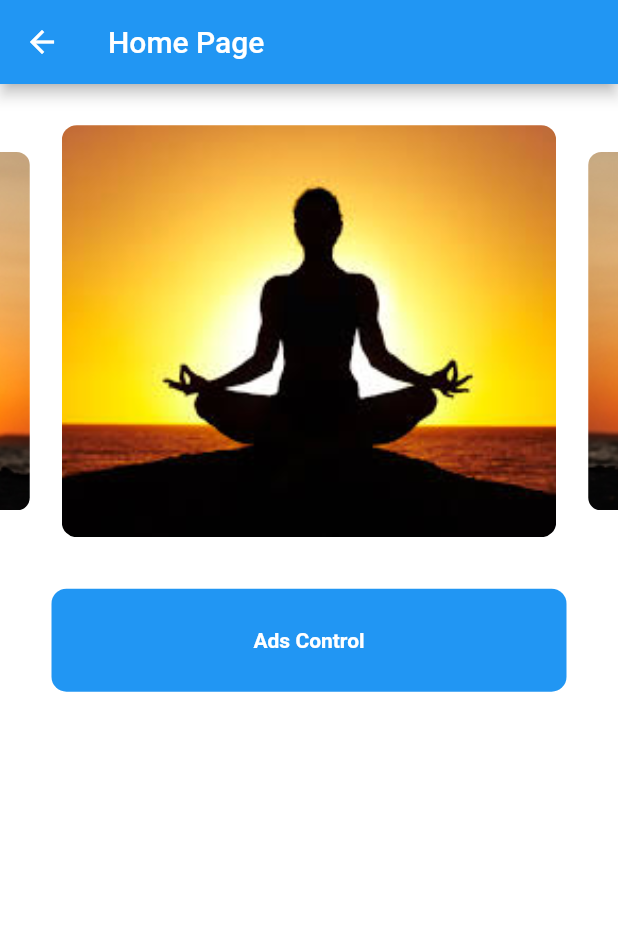
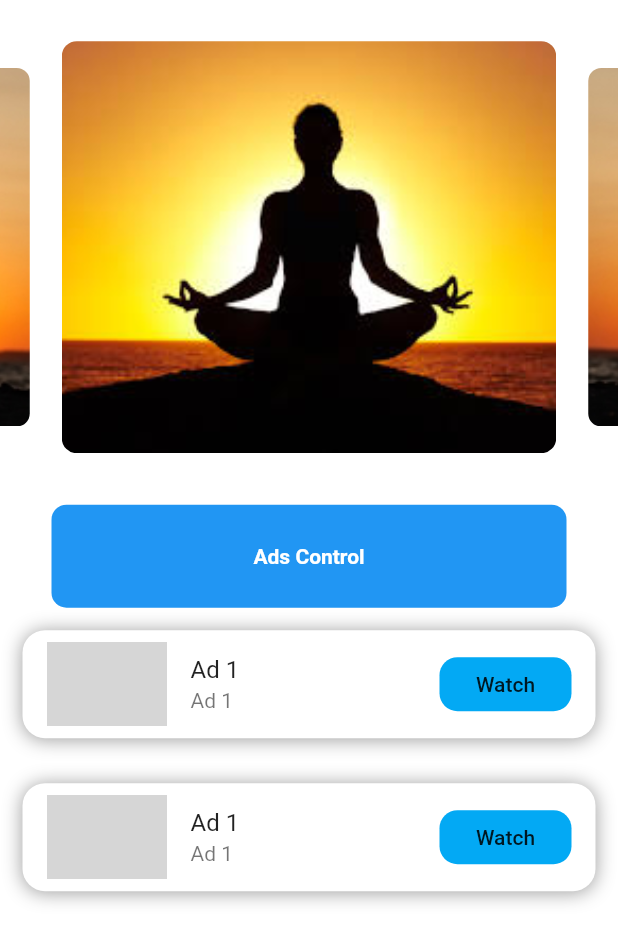
Before and after one commit to hossamghoneim/Etqan_Company, a Flutter app: the HomeScreen screen opened directly, on a phone screen of 412 x 824 dp. Shown: the top 943 px of the screen. Run offline on Flutter 3.47's test engine with Material 2 defaults, Android fonts, the phone set to English and light mode, and no system bars; drawn by our look-alikes of carousel_slider; our stand-ins replace convex_bottom_bar, google_fonts, shared_preferences, splashscreen; accounts and stored records are empty; network calls fail; grey boxes are pictures that could not be loaded.

Commit message:
Ads page

```diff
--- a/application/lib/screens/home_screen.dart
+++ b/application/lib/screens/home_screen.dart
@@ -2,6 +2,7 @@ import 'package:etqan_company/screens/ads_screen.dart';
 import 'package:flutter/cupertino.dart';
 import 'package:flutter/material.dart';
 import 'package:carousel_slider/carousel_slider.dart';
+import 'package:etqan_company/widgets/Ads.dart';
 
 class HomeScreen extends StatefulWidget {
   @override
@@ -12,12 +13,6 @@ class _HomeScreenState extends State<HomeScreen> {
   @override
   Widget build(BuildContext context) {
     return Scaffold(
-      appBar: AppBar(
-        backgroundColor: Colors.blue,
-        title: Text(
-          "Home Page",
-        ),
-      ),
       body: Column(
         children: [
           SizedBox(
@@ -81,6 +76,7 @@ class _HomeScreenState extends State<HomeScreen> {
               ),
             ),
           ),
+          Expanded(child: Ads(length: 2)),
         ],
       ),
     );
--- /dev/null
+++ b/application/lib/widgets/Ads.dart
@@ -0,0 +1,72 @@
+import 'package:flutter/material.dart';
+
+class Ads extends StatelessWidget {
+  Ads({@required this.length});
+
+  final int length;
+
+  @override
+  Widget build(BuildContext context) {
+    return SingleChildScrollView(
+      child: Column(
+        mainAxisAlignment: MainAxisAlignment.center,
+        children: [
+          Container(
+            width: MediaQuery.of(context).size.width,
+            child: ListView.builder(
+              shrinkWrap: true,
+              physics: NeverScrollableScrollPhysics(),
+              scrollDirection: Axis.vertical,
+              itemCount: length,
+              itemBuilder: (context, index) {
+                return Container(
+                  margin: EdgeInsets.all(15),
+                  decoration: BoxDecoration(
+                    borderRadius: BorderRadius.circular(15.0),
+                    color: Colors.white,
+                    boxShadow: [
+                      BoxShadow(
+                        color: Colors.grey,
+                        offset: Offset(0.0, 1.0), //(x,y)
+                        blurRadius: 10.0,
+                      ),
+                    ],
+                  ),
+                  child: ListTile(
+                    // onTap: () {
+                    //Navigator.pushNamed(context, '/post_screen');
+                    //},
+                    shape: RoundedRectangleBorder(
+                      borderRadius: BorderRadius.all(
+                        Radius.circular(12.0),
+                      ),
+                    ),
+                    leading: FadeInImage.assetNetwork(
+                      width: 80,
+                      image: 'assets/click-to-movie-watch-2807704-2370745.png',
+                      placeholder:
+                          'assets/click-to-movie-watch-2807704-2370745.png',
+                      fit: BoxFit.fill,
+                    ),
+                    title: Text("Ad 1"),
+                    subtitle: Text('Ad 1'),
+                    trailing: FlatButton(
+                      child: Text('Watch'),
+                      onPressed: () {},
+                      color: Colors.lightBlue,
+                      shape: RoundedRectangleBorder(
+                        borderRadius: BorderRadius.all(
+                          Radius.circular(12.0),
+                        ),
+                      ),
+                    ),
+                  ),
+                );
+              },
+            ),
+          ),
+        ],
+      ),
+    );
+  }
+}
```
Also changed, not shown: application/lib/screens/ads_screen.dart (+3 -94 lines), application/lib/screens/lis_of_students.dart (+17 -17 lines), application/lib/screens/teacher_students.dart (+6 -6 lines), application/assets/click-to-movie-watch-2807704-2370745.png (added).
